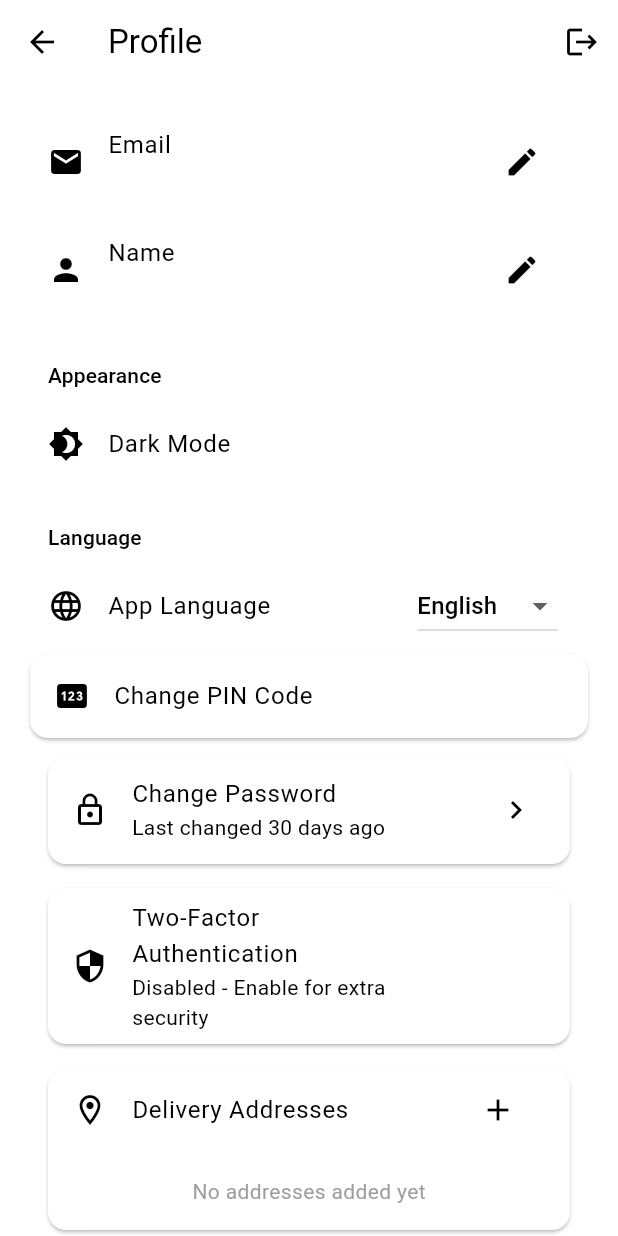
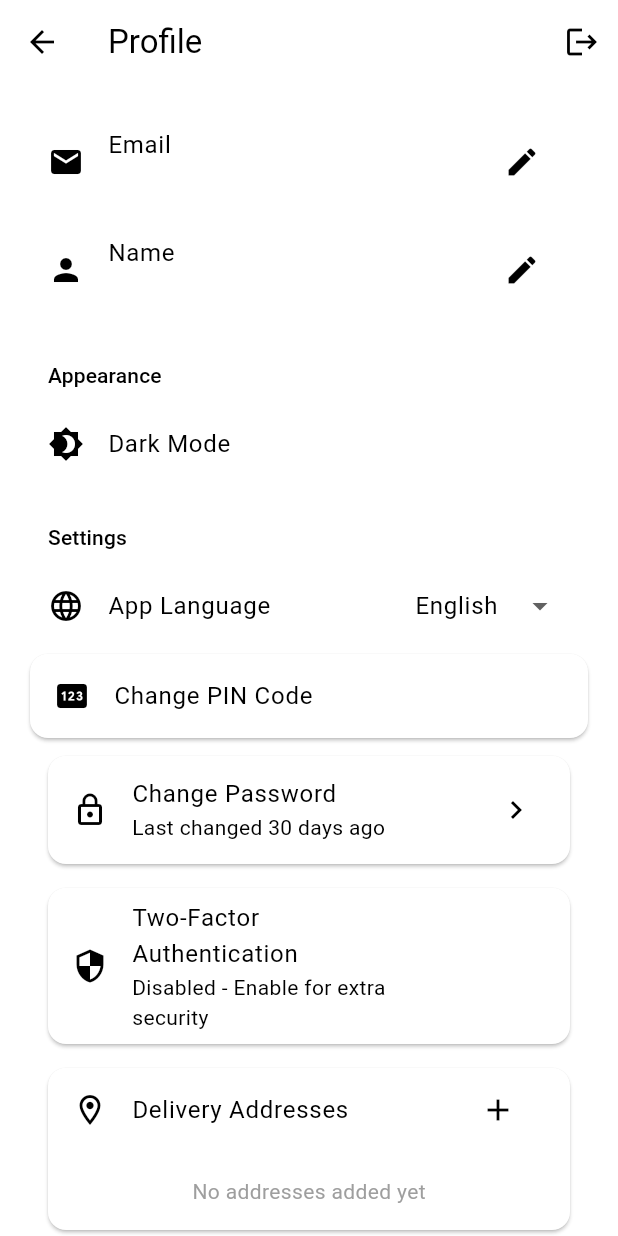
Before and after one commit to speedyjohn/crossplatform-marketplace, a Flutter app: the ProfilePage screen opened directly, after a tap on the "edit" icon, after a tap on the "save" icon, on a phone screen of 412 x 824 dp. Run offline on Flutter 3.47's test engine with Material 3 defaults, Android fonts, the phone set to English and light mode, and no system bars; our stand-ins replace cloud_firestore, connectivity_plus, firebase_auth, firebase_core, image_picker, shared_preferences; accounts and stored records are empty; generated files the repository leaves out were written again; network calls fail.

Commit message:
Localizazation works

```diff
--- a/lib/pages/cart/cart_add_button.dart
+++ b/lib/pages/cart/cart_add_button.dart
@@ -1,4 +1,5 @@
 import 'package:flutter/material.dart';
+import 'package:flutter_gen/gen_l10n/app_localizations.dart';
 
 class CartAddButton extends StatelessWidget {
   final VoidCallback onPressed;
@@ -14,7 +15,7 @@ class CartAddButton extends StatelessWidget {
       padding: const EdgeInsets.symmetric(horizontal: 16, vertical: 8),
       child: ElevatedButton.icon(
         icon: const Icon(Icons.add, size: 24),
-        label: const Text('Add Product', style: TextStyle(fontSize: 16)),
+        label: Text(AppLocalizations.of(context)!.c_add, style: const TextStyle(fontSize: 16)),
         style: ElevatedButton.styleFrom(
           minimumSize: const Size(double.infinity, 50),
           shape: RoundedRectangleBorder(
--- a/lib/pages/cart/cart_empty_state.dart
+++ b/lib/pages/cart/cart_empty_state.dart
@@ -1,5 +1,6 @@
 import 'package:flutter/material.dart';
 import 'cart_add_button.dart';
+import 'package:flutter_gen/gen_l10n/app_localizations.dart';
 
 class CartEmptyState extends StatelessWidget {
   final VoidCallback onAddProduct;
@@ -28,7 +29,7 @@ class CartEmptyState extends StatelessWidget {
             onPressed: () {
               Navigator.of(context).popUntil((route) => route.isFirst);
             },
-            child: const Text('Browse Products'),
+            child: Text(AppLocalizations.of(context)!.browseProducts),
           ),
         ],
       ),
--- a/lib/pages/cart/cart_page.dart
+++ b/lib/pages/cart/cart_page.dart
@@ -6,6 +6,7 @@ import 'cart_empty_state.dart';
 import 'cart_total.dart';
 import 'cart_list.dart';
 import 'cart_add_button.dart';
+import 'package:flutter_gen/gen_l10n/app_localizations.dart';
 
 class CartPage extends StatefulWidget {
   const CartPage({Key? key}) : super(key: key);
@@ -116,7 +117,7 @@ class _CartPageState extends State<CartPage> {
 
     return Scaffold(
       appBar: AppBar(
-        title: const Text('Cart'),
+        title: Text(AppLocalizations.of(context)!.cart),
       ),
       body: SafeArea(
         child: Padding(
--- a/lib/pages/profile/guest_profile_page.dart
+++ b/lib/pages/profile/guest_profile_page.dart
@@ -1,4 +1,5 @@
 import 'package:flutter/material.dart';
+import 'package:flutter_gen/gen_l10n/app_localizations.dart';
 
 import '../auth/auth_page.dart';
 
@@ -24,14 +25,14 @@ class GuestProfilePage extends StatelessWidget {
               context,
               MaterialPageRoute(builder: (_) => AuthPage()),
             ),
-            child: const Text('Sign In'),
+            child: Text(AppLocalizations.of(context)!.signIn),
           ),
           TextButton(
             onPressed: () => Navigator.push(
               context,
               MaterialPageRoute(builder: (_) => AuthPage(isRegistering: true)),
             ),
-            child: const Text('Create Account'),
+            child: Text(AppLocalizations.of(context)!.createAccount),
           ),
         ],
       ),
--- a/lib/pages/profile/profile_guest_view.dart
+++ b/lib/pages/profile/profile_guest_view.dart
@@ -2,6 +2,7 @@ import 'package:flutter/material.dart';
 import '../auth/auth_page.dart';
 import 'profile_theme_settings.dart';
 import 'profile_language_settings.dart';
+import 'package:flutter_gen/gen_l10n/app_localizations.dart';
 
 class ProfileGuestView extends StatelessWidget {
   final bool isDarkMode;
@@ -28,11 +29,13 @@ class ProfileGuestView extends StatelessWidget {
               const Icon(Icons.person_outline, size: 64, color: Colors.grey),
               const SizedBox(height: 16),
               const Text(
+                // TODO: Add to l10n if needed
                 'You are in guest mode',
                 style: TextStyle(fontSize: 18),
               ),
               const SizedBox(height: 8),
               const Text(
+                // TODO: Add to l10n if needed
                 'Sign in to access full profile features',
                 style: TextStyle(color: Colors.grey),
               ),
@@ -44,7 +47,7 @@ class ProfileGuestView extends StatelessWidget {
                     MaterialPageRoute(builder: (_) => const AuthPage()),
                   );
                 },
-                child: const Text('Sign In'),
+                child: Text(AppLocalizations.of(context)!.signIn),
               ),
             ],
           ),
@@ -53,6 +56,7 @@ class ProfileGuestView extends StatelessWidget {
         Padding(
           padding: const EdgeInsets.symmetric(horizontal: 16, vertical: 8),
           child: Text(
+            // TODO: Add to l10n if needed
             'Guest Settings',
             style: Theme.of(context).textTheme.titleSmall,
           ),
--- a/lib/pages/profile/profile_language_settings.dart
+++ b/lib/pages/profile/profile_language_settings.dart
@@ -1,4 +1,5 @@
 import 'package:flutter/material.dart';
+import 'package:flutter_gen/gen_l10n/app_localizations.dart';
 
 class ProfileLanguageSettings extends StatelessWidget {
   final String currentLanguage;
@@ -10,8 +11,23 @@ class ProfileLanguageSettings extends StatelessWidget {
     required this.onLanguageChanged,
   }) : super(key: key);
 
+  String _getLanguageName(String code) {
+    switch (code) {
+      case 'en':
+        return 'English';
+      case 'ru':
+        return 'Русский';
+      case 'kk':
+        return 'Қазақша';
+      default:
+        return 'English';
+    }
+  }
+
   @override
   Widget build(BuildContext context) {
+    final l10n = AppLocalizations.of(context)!;
+
     return Column(
       crossAxisAlignment: CrossAxisAlignment.start,
       children: [
@@ -19,21 +35,24 @@ class ProfileLanguageSettings extends StatelessWidget {
         Padding(
           padding: const EdgeInsets.symmetric(horizontal: 16, vertical: 8),
           child: Text(
-            'Language',
+            l10n.settings,
             style: Theme.of(context).textTheme.titleSmall,
           ),
         ),
         ListTile(
           leading: const Icon(Icons.language),
-          title: const Text('App Language'),
+          title: Text(l10n.appLanguage),
           trailing: DropdownButton<String>(
             value: currentLanguage,
-            items: const [
+            items: [
               DropdownMenuItem(value: 'en', child: Text('English')),
               DropdownMenuItem(value: 'ru', child: Text('Русский')),
               DropdownMenuItem(value: 'kk', child: Text('Қазақша')),
             ],
             onChanged: onLanguageChanged,
+            underline: const SizedBox(),
+            icon: const Icon(Icons.arrow_drop_down),
+            style: Theme.of(context).textTheme.bodyLarge,
           ),
         ),
       ],
--- a/lib/pages/profile/profile_page.dart
+++ b/lib/pages/profile/profile_page.dart
@@ -16,6 +16,7 @@ import 'settings/account_deletion.dart';
 import '../../providers/user_session_provider.dart';
 import '../../providers/pin_provider.dart';
 import '../pin/change_pin_page.dart';
+import 'package:flutter_gen/gen_l10n/app_localizations.dart';
 
 class ProfilePage extends StatelessWidget {
   const ProfilePage({Key? key}) : super(key: key);
@@ -29,7 +30,7 @@ class ProfilePage extends StatelessWidget {
 
     return Scaffold(
       appBar: AppBar(
-        title: const Text('Profile'),
+        title: Text(AppLocalizations.of(context)!.profile),
         actions: [
           IconButton(
             icon: const Icon(Icons.logout),
@@ -37,19 +38,19 @@ class ProfilePage extends StatelessWidget {
               showDialog(
                 context: context,
                 builder: (context) => AlertDialog(
-                  title: const Text('Logout'),
-                  content: const Text('Are you sure you want to logout?'),
+                  title: Text(AppLocalizations.of(context)!.logout),
+                  content: Text(AppLocalizations.of(context)!.logoutConfirm),
                   actions: [
                     TextButton(
                       onPressed: () => Navigator.pop(context),
-                      child: const Text('Cancel'),
+                      child: Text(AppLocalizations.of(context)!.cancel),
                     ),
                     TextButton(
                       onPressed: () {
                         context.read<PinProvider>().logout();
                         Navigator.pop(context);
                       },
-                      child: const Text('Logout'),
+                      child: Text(AppLocalizations.of(context)!.logout),
                     ),
                   ],
                 ),
@@ -112,7 +113,7 @@ class ProfilePage extends StatelessWidget {
         Card(
           child: ListTile(
             leading: const Icon(Icons.pin),
-            title: const Text('Change PIN Code'),
+            title: Text(AppLocalizations.of(context)!.changePinCode),
             onTap: () {
               Navigator.push(
                 context,
--- a/lib/pages/profile/profile_theme_settings.dart
+++ b/lib/pages/profile/profile_theme_settings.dart
@@ -1,4 +1,5 @@
 import 'package:flutter/material.dart';
+import 'package:flutter_gen/gen_l10n/app_localizations.dart';
 
 class ProfileThemeSettings extends StatelessWidget {
   final bool isDarkMode;
@@ -19,13 +20,14 @@ class ProfileThemeSettings extends StatelessWidget {
         Padding(
           padding: const EdgeInsets.symmetric(horizontal: 16, vertical: 8),
           child: Text(
+            // TODO: Add to l10n if needed
             'Appearance',
             style: Theme.of(context).textTheme.titleSmall,
           ),
         ),
         ListTile(
           leading: const Icon(Icons.brightness_4),
-          title: const Text('Dark Mode'),
+          title: Text(AppLocalizations.of(context)!.darkMode),
           trailing: Switch(
             value: isDarkMode,
             onChanged: onThemeChanged,
--- a/lib/pages/profile/profile_user_info.dart
+++ b/lib/pages/profile/profile_user_info.dart
@@ -4,6 +4,7 @@ import 'package:provider/provider.dart';
 import 'package:cloud_firestore/cloud_firestore.dart';
 import '../../models/user.dart';
 import '../../providers/AuthProvider.dart';
+import 'package:flutter_gen/gen_l10n/app_localizations.dart';
 
 class ProfileUserInfo extends StatefulWidget {
   final AppUser user;
@@ -72,7 +73,7 @@ class _ProfileUserInfoState extends State<ProfileUserInfo> {
     } catch (e) {
       ScaffoldMessenger.of(context).showSnackBar(
         SnackBar(
-          content: Text('Failed to update in Firebase: $e'),
+          content: Text(AppLocalizations.of(context)!.failedToUpdateFirebase(e.toString())),
           backgroundColor: Colors.red,
         ),
       );
@@ -86,12 +87,12 @@ class _ProfileUserInfoState extends State<ProfileUserInfo> {
       children: [
         ListTile(
           leading: const Icon(Icons.email),
-          title: const Text('Email'),
+          title: Text(AppLocalizations.of(context)!.email),
           subtitle: _isEditingEmail
               ? TextField(
                   controller: _emailController,
                   decoration: const InputDecoration(
-                    hintText: 'Enter email',
+                    hintText: '',
                   ),
                   onSubmitted: (value) {
                     setState(() {
@@ -116,12 +117,12 @@ class _ProfileUserInfoState extends State<ProfileUserInfo> {
         if (widget.user.name != null)
           ListTile(
             leading: const Icon(Icons.person),
-            title: const Text('Name'),
+            title: Text(AppLocalizations.of(context)!.name),
             subtitle: _isEditingName
                 ? TextField(
                     controller: _nameController,
                     decoration: const InputDecoration(
-                      hintText: 'Enter name',
+                      hintText: '',
                     ),
                     onSubmitted: (value) {
                       setState(() {
```
Also changed, not shown: lib/l10n/app_en.arb (+34 -1 lines), lib/l10n/app_kk.arb (+34 -1 lines), lib/l10n/app_ru.arb (+34 -1 lines), lib/main.dart (+23 -19 lines), lib/pages/profile/profile_header.dart (+4 -3 lines), lib/providers/AuthProvider.dart (+23 -2 lines).
